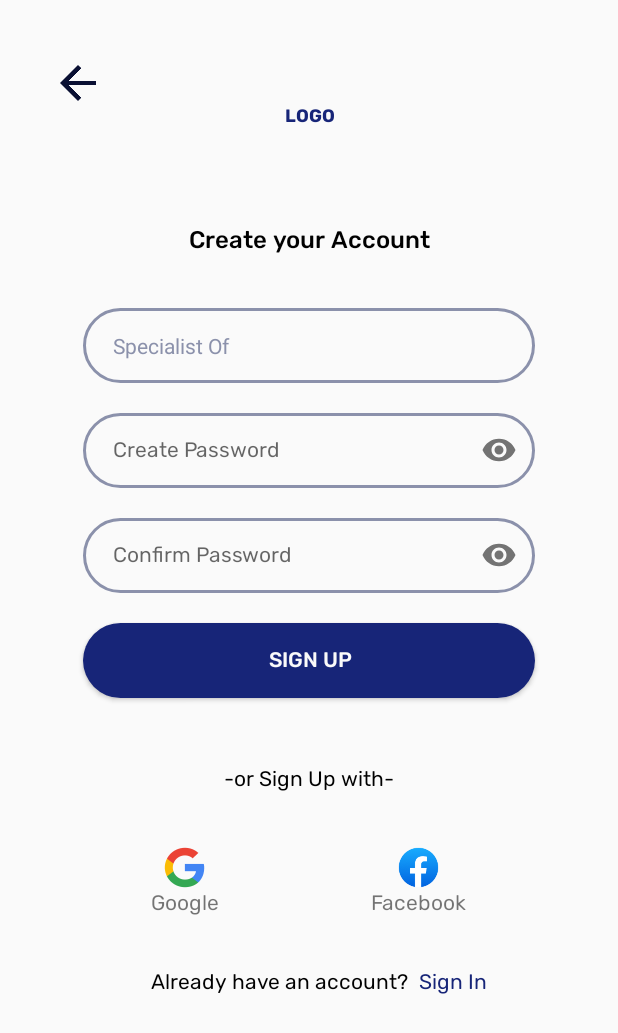
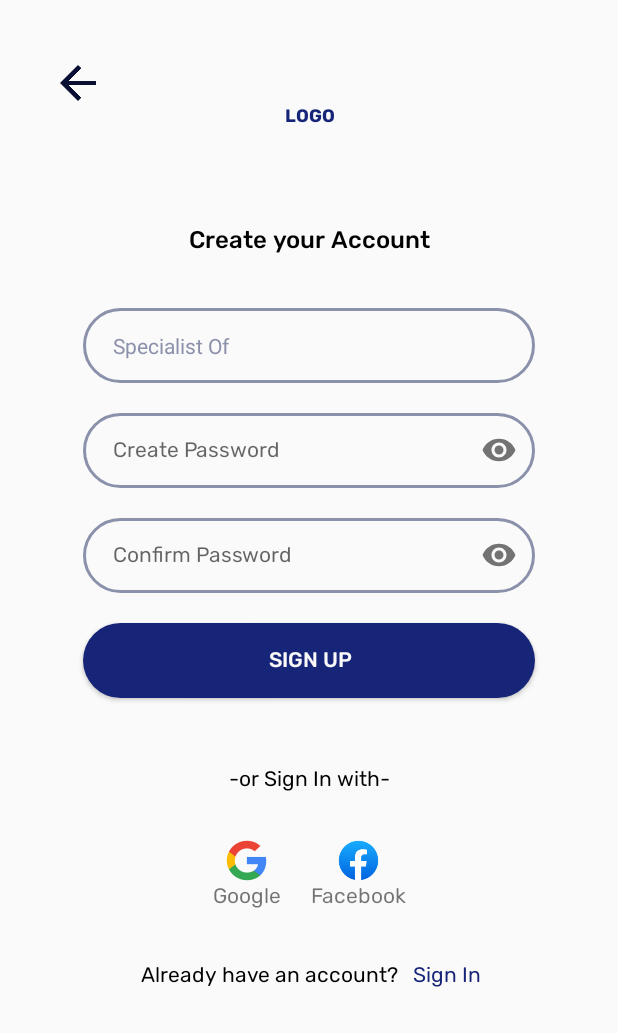
Before and after one commit to Harleen-Singh/DoctorXab, an Android app: the sign_up_doctor_or_patient screen opened directly, with no data from a screen before it, on a phone screen of 412 x 824 dp. Shown: the top 1033 px of the screen. Run offline under Robolectric (Android 15) with nearby library versions, the phone set to English and light mode, and no system bars.

Commit message:
Corrected Layouts

```diff
--- a/app/src/main/java/com/example/doc_app_android/sign_up_doctor_or_patient.java
+++ b/app/src/main/java/com/example/doc_app_android/sign_up_doctor_or_patient.java
@@ -27,7 +27,7 @@ public class sign_up_doctor_or_patient extends AppCompatActivity {
         setContentView(R.layout.sign_up_doctor_patient);
         doctorField = findViewById(R.id.edit_status_doctor);
         patientField = findViewById(R.id.edit_status_patient);
-        signIn = findViewById(R.id.dp_sign_in);
+        signIn = findViewById(R.id.tv_sign_in);
         signUp = findViewById(R.id.btn_sign_up);
         backImgButton = findViewById(R.id.back_button_img);
 
--- a/app/src/main/res/layout/sign_up_doctor_patient.xml
+++ b/app/src/main/res/layout/sign_up_doctor_patient.xml
@@ -171,13 +171,13 @@
 
     <TextView
         android:id="@+id/tv_or"
-        android:layout_width="match_parent"
+        android:layout_width="wrap_content"
         android:layout_height="wrap_content"
         android:layout_marginTop="30dp"
         android:fontFamily="@font/rubik"
         android:gravity="center"
         android:padding="15dp"
-        android:text="@string/or_sign_up_with"
+        android:text="@string/or_sign_in_with"
         android:textColor="@color/black"
         android:textSize="14sp"
         app:layout_constraintEnd_toEndOf="parent"
@@ -187,22 +187,23 @@
 
     <androidx.constraintlayout.widget.ConstraintLayout
         android:id="@+id/btn_parent_layout"
-        android:layout_width="match_parent"
+        android:layout_width="wrap_content"
         android:layout_height="wrap_content"
-        android:layout_marginTop="20dp"
-        app:layout_constraintEnd_toEndOf="parent"
-        app:layout_constraintStart_toStartOf="parent"
-        app:layout_constraintTop_toBottomOf="@id/tv_or">
+        android:layout_marginTop="15dp"
+        app:layout_constraintEnd_toEndOf="@+id/tv_or"
+        app:layout_constraintStart_toStartOf="@+id/tv_or"
+        app:layout_constraintTop_toBottomOf="@+id/tv_or">
 
         <LinearLayout
             android:id="@+id/layout_google"
             android:layout_width="wrap_content"
             android:layout_height="wrap_content"
+            android:paddingRight="10dp"
             android:orientation="vertical"
             app:layout_constraintBottom_toBottomOf="parent"
+            app:layout_constraintEnd_toStartOf="@id/layout_facebook"
             app:layout_constraintStart_toStartOf="parent"
-            app:layout_constraintTop_toTopOf="parent"
-            app:layout_constraintEnd_toStartOf="@id/layout_facebook">
+            app:layout_constraintTop_toTopOf="parent">
 
             <ImageButton
                 android:id="@+id/btn_google"
@@ -227,10 +228,11 @@
             android:layout_width="wrap_content"
             android:layout_height="wrap_content"
             android:orientation="vertical"
+            android:paddingLeft="10dp"
             app:layout_constraintBottom_toBottomOf="parent"
             app:layout_constraintEnd_toEndOf="parent"
-            app:layout_constraintTop_toTopOf="parent"
-            app:layout_constraintStart_toEndOf="@id/layout_google">
+            app:layout_constraintStart_toEndOf="@id/layout_google"
+            app:layout_constraintTop_toTopOf="parent">
 
 
             <ImageButton
@@ -260,18 +262,17 @@
 
 
     <androidx.constraintlayout.widget.ConstraintLayout
-        android:layout_width="match_parent"
+        android:layout_width="wrap_content"
         android:layout_height="wrap_content"
+        app:layout_constraintEnd_toEndOf="@+id/btn_parent_layout"
         android:layout_marginTop="20dp"
-        app:layout_constraintEnd_toEndOf="parent"
-        app:layout_constraintStart_toStartOf="parent"
+        app:layout_constraintStart_toStartOf="@+id/btn_parent_layout"
         app:layout_constraintTop_toBottomOf="@+id/btn_parent_layout">
 
         <TextView
             android:id="@+id/tv_end"
             android:layout_width="wrap_content"
             android:layout_height="wrap_content"
-            android:layout_marginLeft="100dp"
             android:fontFamily="@font/rubik"
             android:gravity="center"
             android:paddingTop="15dp"
@@ -279,11 +280,12 @@
             android:textColor="@color/black"
             android:textSize="14sp"
             app:layout_constraintBottom_toBottomOf="parent"
+            app:layout_constraintEnd_toStartOf="@id/tv_sign_in"
             app:layout_constraintStart_toStartOf="parent"
             app:layout_constraintTop_toTopOf="parent" />
 
         <TextView
-            android:id="@+id/dp_sign_in"
+            android:id="@+id/tv_sign_in"
             android:layout_width="wrap_content"
             android:layout_height="wrap_content"
             android:clickable="true"
@@ -291,16 +293,14 @@
             android:fontFamily="@font/rubik"
             android:gravity="center"
             android:paddingTop="15dp"
+            android:paddingLeft="10dp"
             android:text="@string/sign_in"
             android:textColor="@color/theme"
             app:layout_constraintBottom_toBottomOf="parent"
             app:layout_constraintEnd_toEndOf="parent"
-            app:layout_constraintHorizontal_bias="0.079"
             app:layout_constraintStart_toEndOf="@+id/tv_end"
             app:layout_constraintTop_toTopOf="parent"
-            app:layout_constraintVertical_bias="0.0"
             tools:ignore="RtlSymmetry" />
     </androidx.constraintlayout.widget.ConstraintLayout>
 
-
 </androidx.constraintlayout.widget.ConstraintLayout>
```
Also changed, not shown: app/src/main/res/layout/sign_in.xml (+20 -17 lines), app/src/main/res/layout/sign_next.xml (+18 -17 lines).
